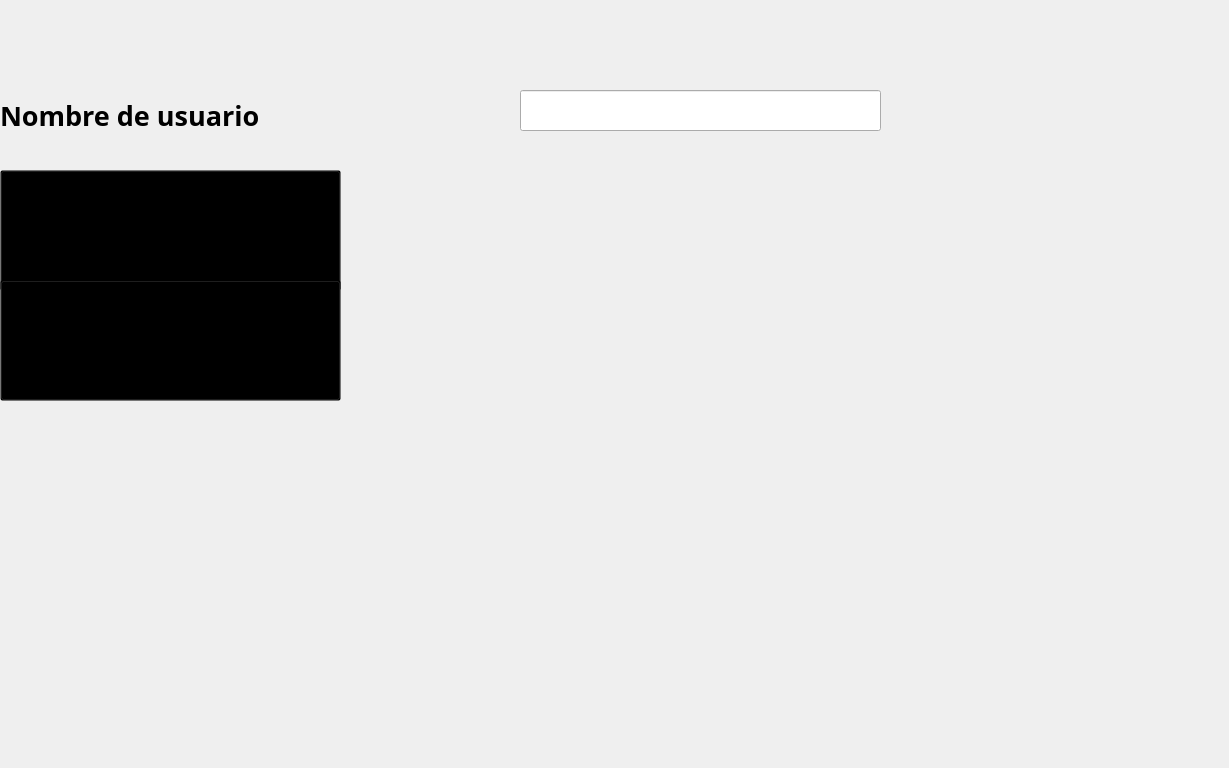
serendipity-com/Mario, file menujugador.ui: the form before one commit.
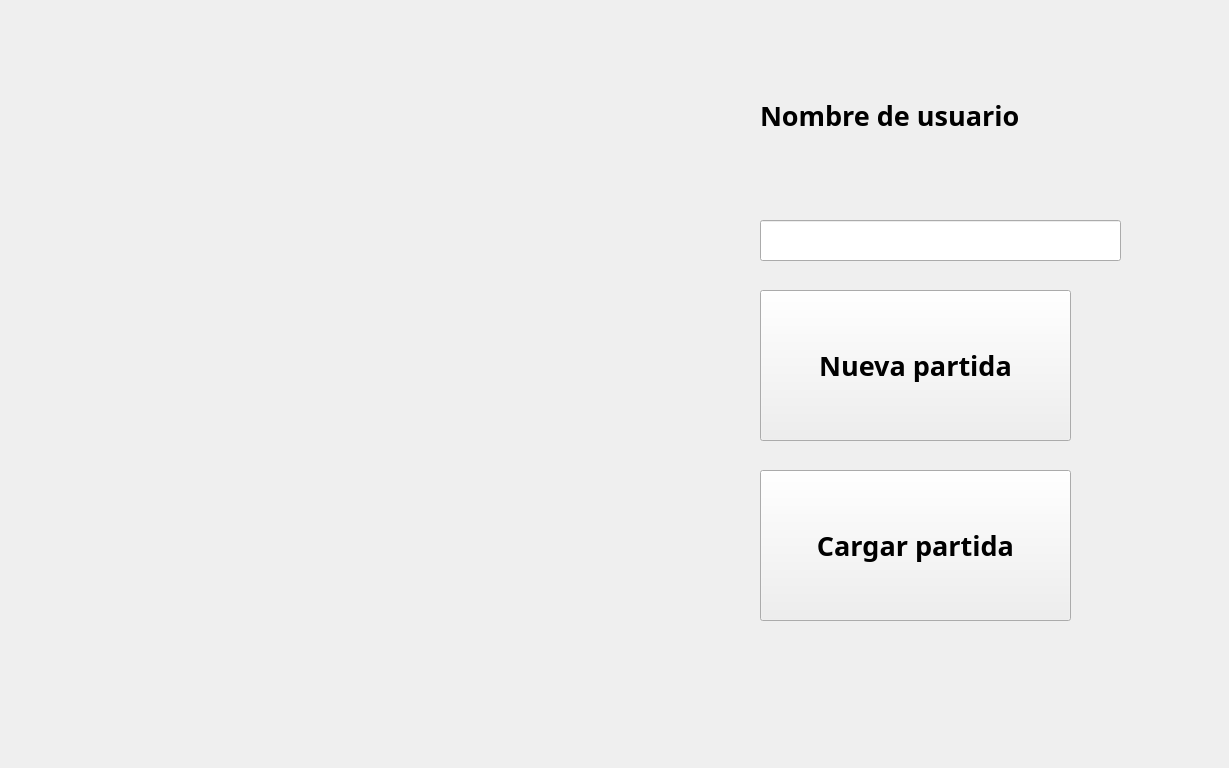
The form after the commit. Icons and pictures are not drawn.

The edit to the form file:
```diff
--- a/menujugador.ui
+++ b/menujugador.ui
@@ -17,7 +17,7 @@
    <property name="geometry">
     <rect>
      <x>-20</x>
-     <y>-10</y>
+     <y>0</y>
      <width>1229</width>
      <height>768</height>
     </rect>
@@ -42,8 +42,8 @@
    <widget class="QLineEdit" name="NombreUsuario">
     <property name="geometry">
      <rect>
-      <x>540</x>
-      <y>100</y>
+      <x>780</x>
+      <y>220</y>
       <width>361</width>
       <height>41</height>
      </rect>
@@ -63,10 +63,10 @@
    <widget class="QLabel" name="NombreDeUsuario">
     <property name="geometry">
      <rect>
-      <x>20</x>
-      <y>70</y>
-      <width>341</width>
-      <height>111</height>
+      <x>780</x>
+      <y>40</y>
+      <width>311</width>
+      <height>151</height>
      </rect>
     </property>
     <property name="font">
@@ -78,7 +78,7 @@
      </font>
     </property>
     <property name="styleSheet">
-     <string notr="true">background-color: transparent;</string>
+     <string notr="true">border-image: url(:/Imagenes/fondoMenu2.jpg);</string>
     </property>
     <property name="text">
      <string>Nombre de usuario</string>
@@ -87,10 +87,10 @@
    <widget class="QPushButton" name="NuevaPartida">
     <property name="geometry">
      <rect>
-      <x>20</x>
-      <y>180</y>
-      <width>341</width>
-      <height>121</height>
+      <x>780</x>
+      <y>290</y>
+      <width>311</width>
+      <height>151</height>
      </rect>
     </property>
     <property name="font">
@@ -102,7 +102,7 @@
      </font>
     </property>
     <property name="styleSheet">
-     <string notr="true">background-color: transparent;</string>
+     <string notr="true">border-image: url(:/Imagenes/fondoMenu2.jpg);</string>
     </property>
     <property name="text">
      <string>Nueva partida</string>
@@ -111,10 +111,10 @@
    <widget class="QPushButton" name="CargarPartida">
     <property name="geometry">
      <rect>
-      <x>20</x>
-      <y>290</y>
-      <width>341</width>
-      <height>121</height>
+      <x>780</x>
+      <y>470</y>
+      <width>311</width>
+      <height>151</height>
      </rect>
     </property>
     <property name="font">
@@ -126,7 +126,7 @@
      </font>
     </property>
     <property name="styleSheet">
-     <string notr="true">background-color: transparent;</string>
+     <string notr="true">border-image: url(:/Imagenes/fondoMenu2.jpg);</string>
     </property>
     <property name="text">
      <string>Cargar partida</string>
```
